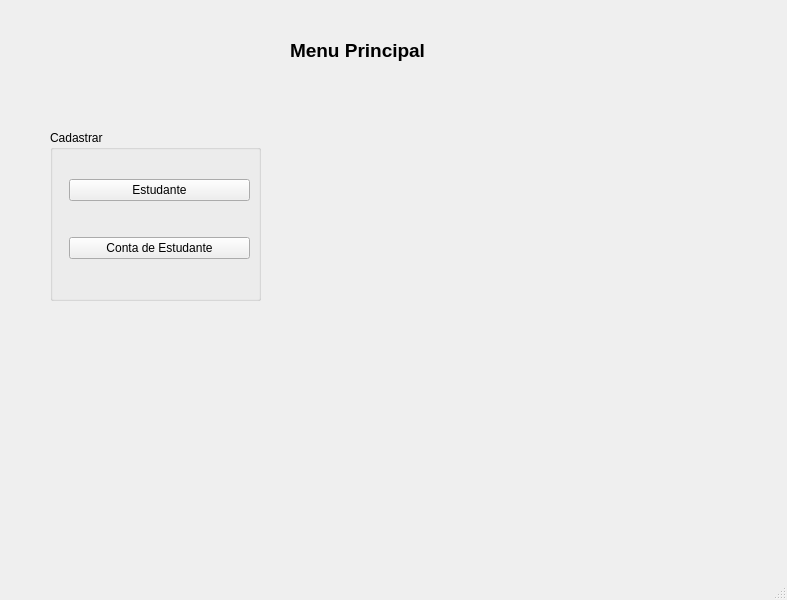
Qt form ProjectoCpp/frmmenu.ui (ltsaiete/conta-estudante) before a commit.
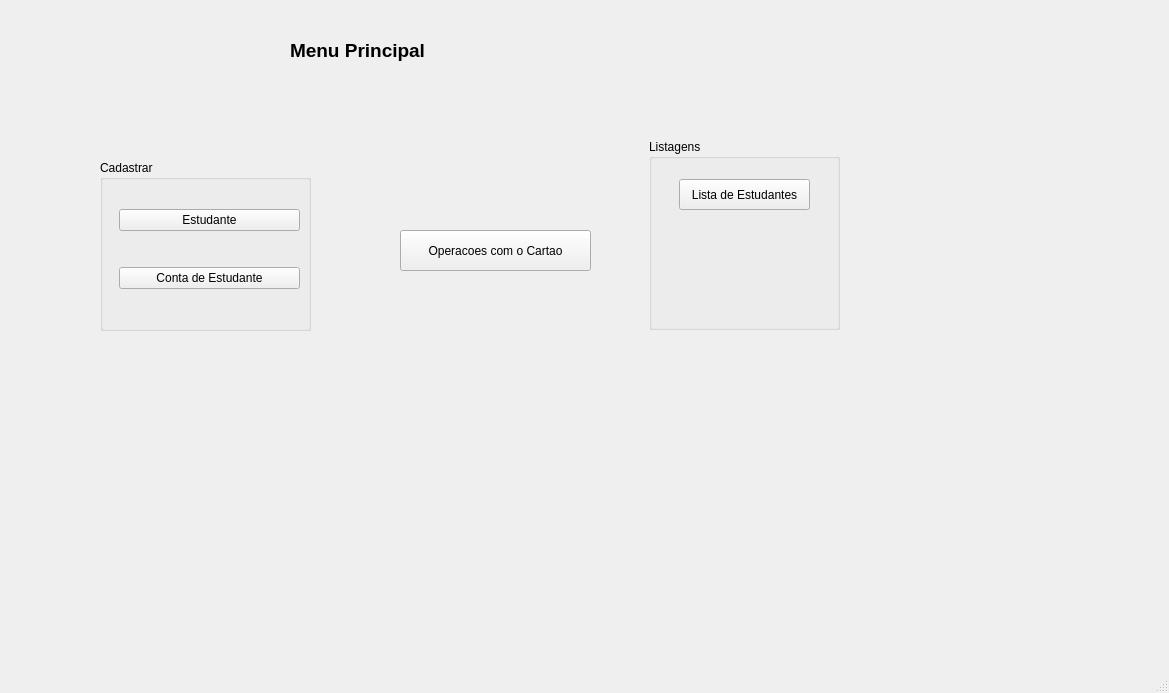
The same form after that commit.

Patch:
```diff
--- a/ProjectoCpp/frmmenu.ui
+++ b/ProjectoCpp/frmmenu.ui
@@ -6,8 +6,8 @@
    <rect>
     <x>0</x>
     <y>0</y>
-    <width>787</width>
-    <height>600</height>
+    <width>1169</width>
+    <height>693</height>
    </rect>
   </property>
   <property name="windowTitle">
@@ -17,8 +17,8 @@
    <widget class="QGroupBox" name="groupBox">
     <property name="geometry">
      <rect>
-      <x>50</x>
-      <y>130</y>
+      <x>100</x>
+      <y>160</y>
       <width>211</width>
       <height>171</height>
      </rect>
@@ -79,6 +79,45 @@
      <set>Qt::AlignCenter</set>
     </property>
    </widget>
+   <widget class="QGroupBox" name="groupBox_3">
+    <property name="geometry">
+     <rect>
+      <x>649</x>
+      <y>139</y>
+      <width>191</width>
+      <height>191</height>
+     </rect>
+    </property>
+    <property name="title">
+     <string>Listagens</string>
+    </property>
+    <widget class="QPushButton" name="pushButton_5">
+     <property name="geometry">
+      <rect>
+       <x>30</x>
+       <y>40</y>
+       <width>131</width>
+       <height>31</height>
+      </rect>
+     </property>
+     <property name="text">
+      <string>Lista de Estudantes</string>
+     </property>
+    </widget>
+   </widget>
+   <widget class="QPushButton" name="btOperaCartao">
+    <property name="geometry">
+     <rect>
+      <x>400</x>
+      <y>230</y>
+      <width>191</width>
+      <height>41</height>
+     </rect>
+    </property>
+    <property name="text">
+     <string>Operacoes com o Cartao</string>
+    </property>
+   </widget>
   </widget>
   <widget class="QMenuBar" name="menubar">
    <property name="geometry">
```
Left out of the diff: 2 changed lines with no effect on the pictures.
